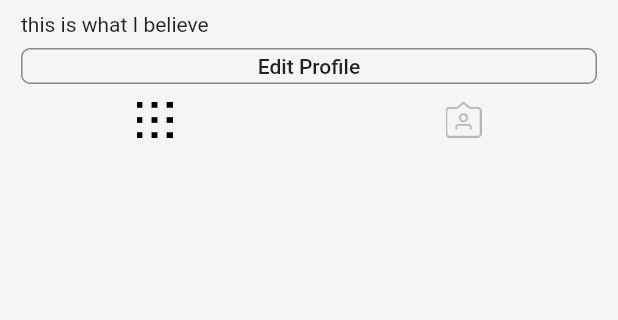
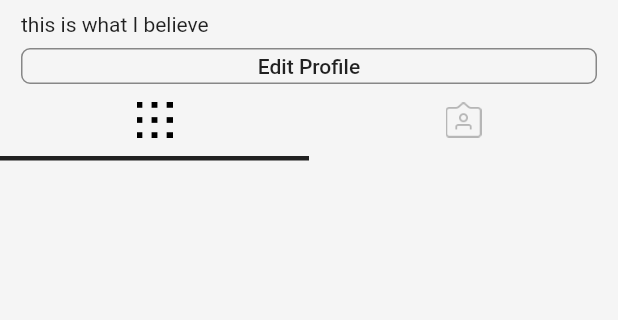
Before and after one commit to jimingoal/instagram, a Flutter app: the ProfileScreen screen opened directly, on a phone screen of 412 x 824 dp, the part 96-416 px from its top. Run offline on Flutter 3.47's test engine with Material 2 defaults, Android fonts, the phone set to English and light mode, and no system bars; our stand-ins replace cached_network_image; network calls fail.

Commit message:
animation with animated container

```diff
--- /dev/null
+++ b/lib/constants/screen_size.dart
@@ -0,0 +1,3 @@
+import 'package:flutter/material.dart';
+
+Size size;
--- a/lib/home_page.dart
+++ b/lib/home_page.dart
@@ -1,6 +1,8 @@
 import 'package:flutter/material.dart';
 import 'package:instagram/screens/feed_screen.dart';
 import 'package:instagram/screens/profile_screen.dart';
+
+import 'constants/screen_size.dart';
 
 class MyHomePage extends StatefulWidget {
   @override
@@ -34,6 +36,8 @@ class _MyHomePageState extends State<MyHomePage> {
 
   @override
   Widget build(BuildContext context) {
+    if (size == null) size = MediaQuery.of(context).size;
+
     return Scaffold(
       bottomNavigationBar: BottomNavigationBar(
         showSelectedLabels: false,
--- a/lib/widgets/post.dart
+++ b/lib/widgets/post.dart
@@ -1,20 +1,18 @@
 import 'package:cached_network_image/cached_network_image.dart';
 import 'package:flutter/material.dart';
 import 'package:instagram/constants/common_size.dart';
+import 'package:instagram/constants/screen_size.dart';
 import 'package:instagram/widgets/comment.dart';
 import 'package:instagram/widgets/my_progress_indicator.dart';
 import 'package:instagram/widgets/rounded_avatar.dart';
 
 class Post extends StatelessWidget {
   final index;
-  Size size;
 
   Post(this.index);
 
   @override
   Widget build(BuildContext context) {
-    if (size == null) size = MediaQuery.of(context).size;
-
     return Column(
       crossAxisAlignment: CrossAxisAlignment.start,
       children: [
@@ -99,9 +97,6 @@ class Post extends StatelessWidget {
     return Padding(
         padding: const EdgeInsets.all(common_gap),
         child: Comment(
-          showImage: false,
-          userName: 'testingUser',
-          text: 'I have money'
-        ));
+            showImage: false, userName: 'testingUser', text: 'I have money'));
   }
 }
--- a/lib/widgets/profile_body.dart
+++ b/lib/widgets/profile_body.dart
@@ -1,5 +1,6 @@
 import 'package:flutter/material.dart';
 import 'package:instagram/constants/common_size.dart';
+import 'package:instagram/constants/screen_size.dart';
 
 class ProfileBody extends StatefulWidget {
   @override
@@ -20,36 +21,8 @@ class _ProfileBodyState extends State<ProfileBody> {
               _username(),
               _userBio(),
               _editProfileBtn(),
-              Row(
-                children: [
-                  Expanded(
-                    child: IconButton(
-                      icon: ImageIcon(
-                        AssetImage('assets/images/grid.png'),
-                        color: selectedIcon ? Colors.black : Colors.black26,
-                      ),
-                      onPressed: () {
-                        setState(() {
-                          selectedIcon = true;
-                        });
-                      },
-                    ),
-                  ),
-                  Expanded(
-                    child: IconButton(
-                      icon: ImageIcon(
-                        AssetImage('assets/images/saved.png'),
-                        color: selectedIcon ? Colors.black26 : Colors.black,
-                      ),
-                      onPressed: () {
-                        setState(() {
-                          selectedIcon = false;
-                        });
-                      },
-                    ),
-                  ),
-                ],
-              ),
+              _tabButtons(),
+              _selectedIndicator(),
             ],
           ))
         ],
@@ -69,7 +42,8 @@ class _ProfileBodyState extends State<ProfileBody> {
 
   Widget _userBio() {
     return Padding(
-      padding: const EdgeInsets.symmetric(horizontal: common_gap, vertical:  common_xxs_gap),
+      padding: const EdgeInsets.symmetric(
+          horizontal: common_gap, vertical: common_xxs_gap),
       child: Text(
         'this is what I believe',
         style: TextStyle(fontWeight: FontWeight.w400),
@@ -93,4 +67,49 @@ class _ProfileBodyState extends State<ProfileBody> {
       ),
     );
   }
+
+  Row _tabButtons() {
+    return Row(
+      children: [
+        Expanded(
+          child: IconButton(
+            icon: ImageIcon(
+              AssetImage('assets/images/grid.png'),
+              color: selectedIcon ? Colors.black : Colors.black26,
+            ),
+            onPressed: () {
+              setState(() {
+                selectedIcon = true;
+              });
+            },
+          ),
+        ),
+        Expanded(
+          child: IconButton(
+            icon: ImageIcon(
+              AssetImage('assets/images/saved.png'),
+              color: selectedIcon ? Colors.black26 : Colors.black,
+            ),
+            onPressed: () {
+              setState(() {
+                selectedIcon = false;
+              });
+            },
+          ),
+        ),
+      ],
+    );
+  }
+
+  _selectedIndicator() {
+    return AnimatedContainer(
+      duration: Duration(milliseconds: 300),
+      alignment: selectedIcon ? Alignment.centerLeft : Alignment.centerRight,
+      child: Container(
+        height: 3,
+        width: size.width / 2,
+        color: Colors.black87,
+      ),
+    );
+  }
 }
```
